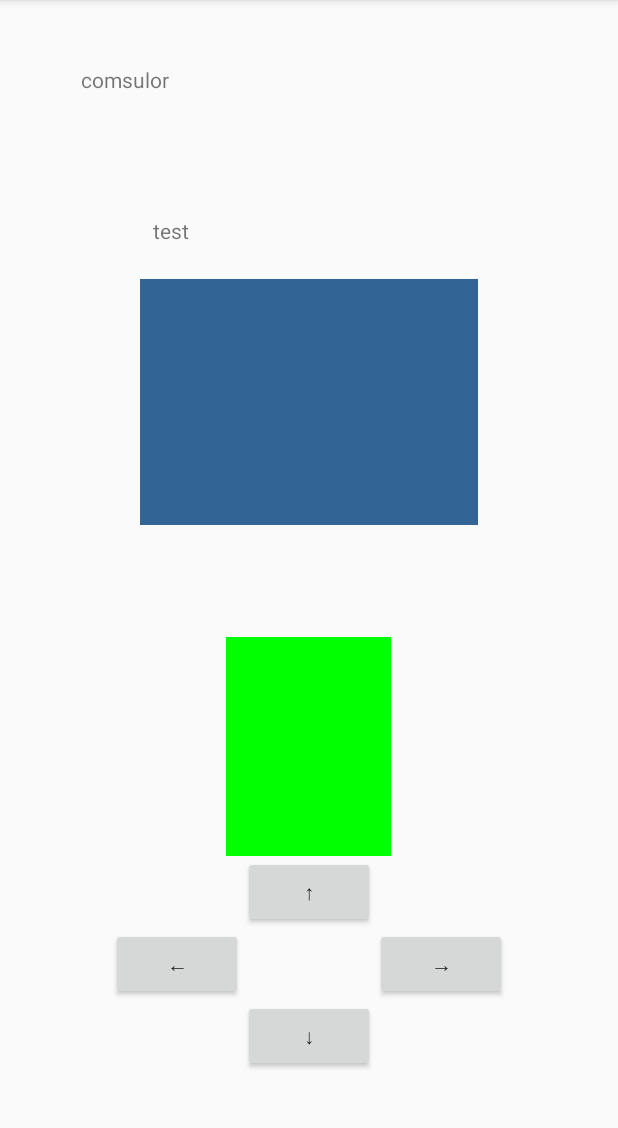
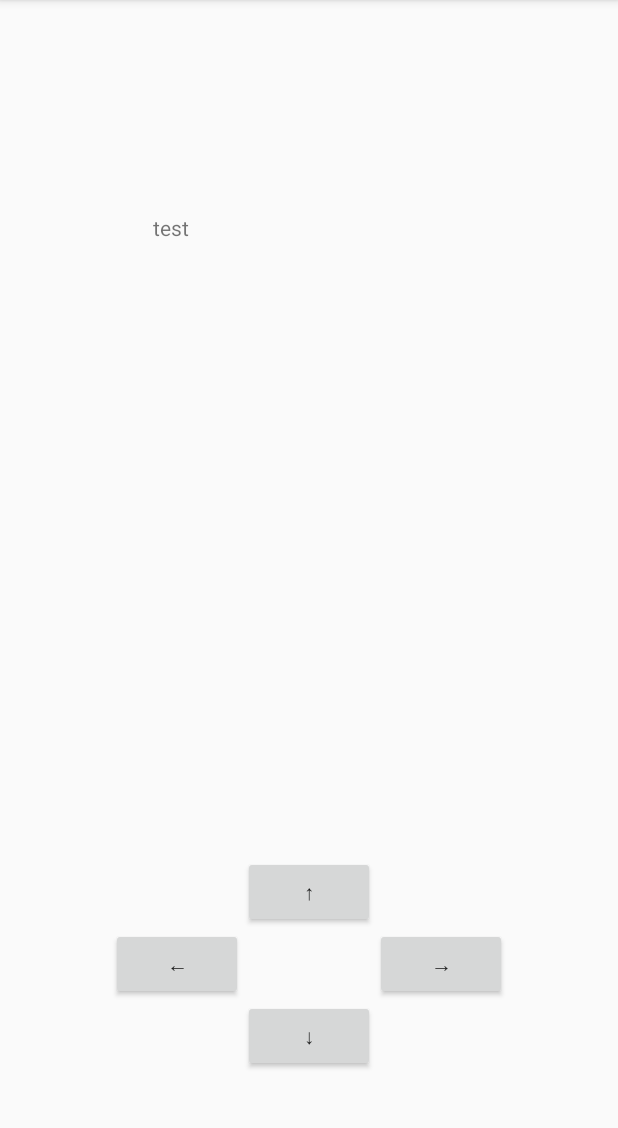
Before and after one commit to smkazun/COMS309_Project, an Android app: the screen it shows after launch (MainActivity), on a phone screen of 412 x 824 dp, the part 84-1212 px from its top. Run offline under Robolectric (Android 15) with nearby library versions, the phone set to English and light mode, and no system bars.

```diff
--- a/Experiments/Ili/app/src/main/java/com/example/admin/myapplication/MainActivity.java
+++ b/Experiments/Ili/app/src/main/java/com/example/admin/myapplication/MainActivity.java
@@ -2,18 +2,11 @@ package com.example.admin.myapplication;
 
 import android.animation.ObjectAnimator;
 import android.app.Activity;
-import android.graphics.Canvas;
-import android.graphics.Color;
-import android.graphics.Rect;
-import android.media.Image;
-import android.media.JetPlayer;
 import android.support.v7.app.AppCompatActivity;
 import android.os.Bundle;
-import android.util.Log;
 import android.view.MotionEvent;
 import android.view.View;
 import android.widget.Button;
-import android.widget.ImageView;
 import android.widget.TextView;
 
 import java.util.Timer;
@@ -26,7 +19,6 @@ public class MainActivity extends AppCompatActivity {
     private Button right;
 
     private TextView tf;
-    private TextView consulor;
 
     private thread timer_CountDown;
 
@@ -38,7 +30,6 @@ public class MainActivity extends AppCompatActivity {
         right = findViewById(R.id.button_right);
 
         tf = findViewById(R.id.test);
-        consulor = findViewById(R.id.consulor);
 
         ActionListener al = new ActionListener();
 
@@ -48,19 +39,7 @@ public class MainActivity extends AppCompatActivity {
         right.setOnTouchListener(al);
 
         timer_CountDown = new thread(new Timer());
-        ImageView JPanel1 = findViewById(R.id.image1);
-        ImageView JPanel2 = findViewById(R.id.image2);
-        JPanel1.setColorFilter(Color.rgb(50,100,150));
-        JPanel2.setColorFilter(Color.GREEN);
-    //    JPanel.setBackgroundColor(Color.rgb(50,100,150));
-    //    JPanel.getDrawingRect(new Rect(10,10,30,30));
-
-        MoveListener ml = new MoveListener();
-
-        JPanel1.setOnTouchListener(ml);
-        JPanel2.setOnTouchListener(ml);
-
-        JPanel1.setAlpha((float)1);
+        timer_CountDown.run();
     }
 
     private class ActionListener implements View.OnTouchListener
@@ -71,70 +50,24 @@ public class MainActivity extends AppCompatActivity {
             switch (v.getId())
             {
                 case R.id.button_up:
-                    if(event.getAction() == MotionEvent.ACTION_DOWN)
-                    {
-                        timer_CountDown.run();
-                        consulor.setText("pressed ");
-                    }
-
-                    tf.setText("up " +  timer_CountDown.getRunningTime());
-
-                    if(event.getAction() == MotionEvent.ACTION_UP)
-                    {
-                        timer_CountDown.interrupt();
-                        consulor.setText("interupted");
-                    }
-
-                    break;
+                    tf.setText("up" +  timer_CountDown.getRunningTime());
+                    return true;
 
                 case R.id.button_down:
                     tf.setText("down"+  timer_CountDown.getRunningTime());
-                    break;
+                    return true;
 
                 case R.id.button_left:
                     tf.setText("left"+  timer_CountDown.getRunningTime());
-                    break;
+                    return true;
 
                 case R.id.button_right:
                     tf.setText("right"+  timer_CountDown.getRunningTime());
-                    break;
+                    return true;
+
+                default:
+                    return false;
             }
-
-            return true;
-        }
-    }
-
-    private class MoveListener implements View.OnTouchListener
-    {
-        private float oldX;
-        private float oldY;
-        private float iniX;
-        private float iniY;
-
-        @Override
-        public boolean onTouch(View v, MotionEvent event)
-        {
-            if(event.getAction() == MotionEvent.ACTION_DOWN)
-            {
-                int[] arr = new int[2];
-                v.getLocationOnScreen(arr);
-
-                oldX = v.getX() + event.getX();
-                oldY = v.getY() + event.getY();
-                iniX = v.getX();
-                iniY = v.getY();
-            }
-
-            float newX = v.getX() + event.getX();
-            float newY = v.getY() + event.getY();
-
-            float x = iniX + (newX - oldX);
-            float y = iniY + (newY - oldY);
-
-            v.setX(x);
-            v.setY(y);
-
-            return true;
         }
     }
 
@@ -143,7 +76,7 @@ public class MainActivity extends AppCompatActivity {
         @Override
         public void run()
         {
-            consulor.setText("Start");
+
         }
     }
 
@@ -163,11 +96,6 @@ public class MainActivity extends AppCompatActivity {
             runningTime = System.currentTimeMillis();
         }
 
-        public void interrupt()
-        {
-            super.interrupt();
-        }
-
         public long getRunningTime()
         {
             return System.currentTimeMillis() - runningTime;
--- a/Experiments/Ili/app/src/main/res/layout/activity_main.xml
+++ b/Experiments/Ili/app/src/main/res/layout/activity_main.xml
@@ -12,17 +12,8 @@
         android:layout_height="130dp"
         android:layout_alignParentTop="true"
         android:layout_centerHorizontal="true"
-        android:layout_marginTop="144dp"
+        android:layout_marginTop="142dp"
         android:text="test" />
-
-    <TextView
-        android:id="@+id/consulor"
-        android:layout_width="303dp"
-        android:layout_height="72dp"
-        android:layout_alignParentTop="true"
-        android:layout_centerHorizontal="true"
-        android:layout_marginTop="43dp"
-        android:text="comsulor" />
 
     <Button
         android:id="@+id/button_right"
@@ -58,21 +49,4 @@
         android:layout_centerHorizontal="true"
         android:text="↓" />
 
-    <ImageView
-        android:id="@+id/image1"
-        android:layout_width="225dp"
-        android:layout_height="164dp"
-        android:layout_alignParentTop="true"
-        android:layout_centerHorizontal="true"
-        android:layout_marginTop="186dp"
-        app:srcCompat="@android:drawable/screen_background_light" />
-
-    <ImageView
-        android:id="@+id/image2"
-        android:layout_width="110dp"
-        android:layout_height="146dp"
-        android:layout_above="@+id/button_up"
-        android:layout_centerHorizontal="true"
-        app:srcCompat="@android:drawable/screen_background_light" />
-
 </RelativeLayout>
```
